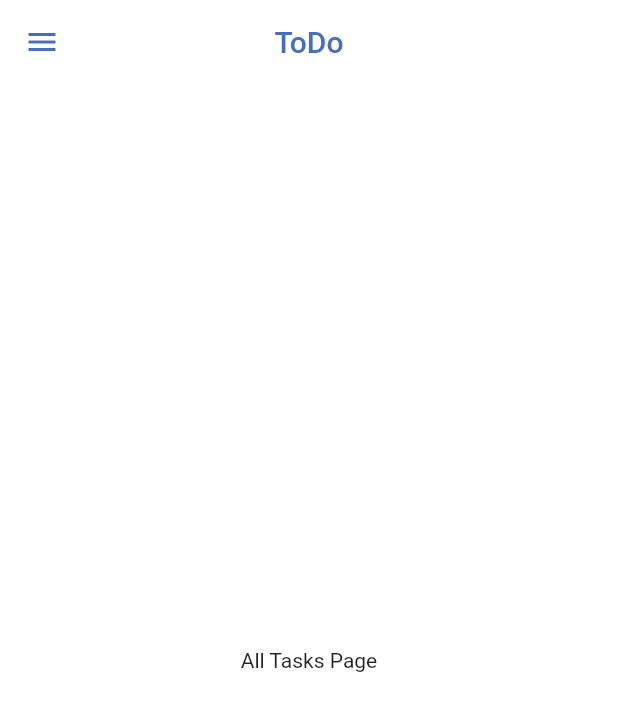
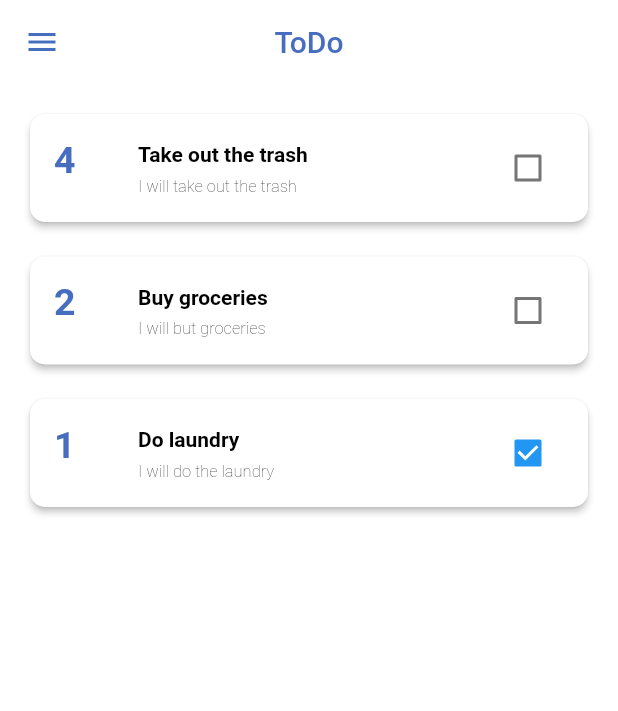
Before and after one commit to Gabin-ishimwe/todo-app-mobile, a Flutter app: the screen it shows after launch, on a phone screen of 412 x 824 dp. Shown: the top 711 px of the screen. Run offline on Flutter 3.47's test engine with Material 2 defaults, Android fonts, the light colour scheme and no system bars.

Commit message:
all tasks page

```diff
--- a/lib/screens/all_tasks.dart
+++ b/lib/screens/all_tasks.dart
@@ -1,12 +1,98 @@
 import 'package:flutter/material.dart';
 
-class AllTasksPage extends StatelessWidget {
+class Todo {
+  String title;
+  dynamic isCompleted;
+  String description;
+  int priority;
+  Todo(this.title, this.isCompleted, this.description, this.priority);
+}
+
+class AllTasksPage extends StatefulWidget {
+  @override
+  _AllTasksPage createState() => _AllTasksPage();
+}
+
+class _AllTasksPage extends State<AllTasksPage> {
+  // List<String> todos = [ 'Take out the trash' 'Buy groceries' 'Do laundry' ];
+  List<Todo> todos = [
+    Todo('Take out the trash', false, 'I will take out the trash', 4),
+    Todo('Buy groceries', false, 'I will but groceries', 2),
+    Todo('Do laundry', true, 'I will do the laundry', 1),
+  ];
+  bool? tapped;
+
   @override
   Widget build(BuildContext context) {
     return Container(
+      color: Colors.grey[250],
       child: Center(
-        child: Text("All Tasks Page"),
-      ),
-    );
+        child: Padding(
+            padding: const EdgeInsets.all(6.0),
+            child: Container(
+              margin: EdgeInsets.all(10),
+              child: ListView.builder(
+                itemCount: todos.length,
+                itemBuilder: (BuildContext context, int index) {
+                  return Column(
+                    crossAxisAlignment: CrossAxisAlignment.stretch,
+                    children: <Widget>[
+                      Card(
+                          // margin: const EdgeInsets.symmetric(vertical: 10, horizontal: 30),
+                          elevation: 2,
+                          color: Colors.white,
+                          shape: RoundedRectangleBorder(
+                            borderRadius: BorderRadius.circular(10.0),
+                          ),
+                          child: ListTile(
+                            autofocus: false,
+                            leading: Text(
+                              todos[index].priority.toString(),
+                              textAlign: TextAlign.left,
+                              style: TextStyle(
+                                  color: Color(0xFF476EBE),
+                                  fontSize: 25.0,
+                                  fontWeight: FontWeight.bold),
+                            ),
+                            title: Text(
+                              todos[index].title,
+                              textAlign: TextAlign.left,
+                              style: TextStyle(
+                                  color: Colors.black,
+                                  fontSize: 14.0,
+                                  fontWeight: FontWeight.w600),
+                            ),
+                            subtitle: Text(
+                              todos[index].description,
+                              style: TextStyle(
+                                  color: Colors.black,
+                                  fontSize: 11.0,
+                                  fontWeight: FontWeight.w200),
+                            ),
+                            trailing: Checkbox(
+                              value: todos[index].isCompleted,
+                              onChanged: (bool? value) {
+                                setState(() {
+                                  todos[index].isCompleted = value;
+                                });
+                              },
+                            ),
+                            selected: true,
+                            onTap: () {
+                              setState(() {
+                                tapped = true;
+                              });
+                            },
+                          )),
+                      SizedBox(
+                        height: 15,
+                      )
+                    ],
+                  );
+                },
+              ),
+            )), //Padding
+      ), //Center
+    ); //SizedBox
   }
 }
```
